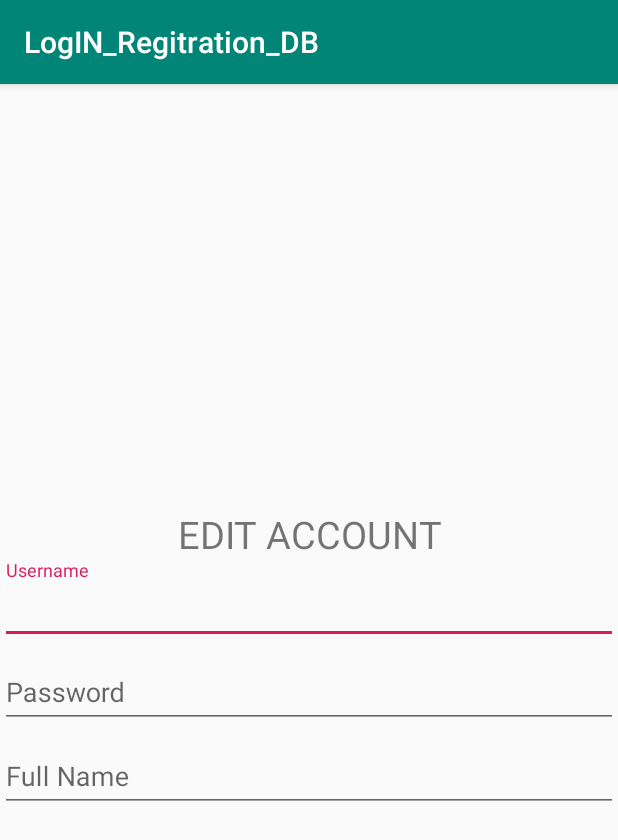
After one commit to bakanobaka/LogIN_Regitration_DB, an Android app: the EditUserActivity screen opened directly, with no data from a screen before it, on a phone screen of 412 x 824 dp. The commit adds this screen. Shown: the top 840 px of the screen. Run offline under Robolectric (Android 15) with nearby library versions, the phone set to English and light mode, and no system bars; 6 statements that could not run were skipped.

Commit message:
EDIT USER FAILED

```diff
--- a/app/src/main/AndroidManifest.xml
+++ b/app/src/main/AndroidManifest.xml
@@ -9,7 +9,8 @@
         android:roundIcon="@mipmap/ic_launcher_round"
         android:supportsRtl="true"
         android:theme="@style/AppTheme">
-        <activity android:name=".HomeActivity"></activity>
+        <activity android:name=".EditUserActivity"></activity>
+        <activity android:name=".HomeActivity" />
         <activity android:name=".Registration" />
         <activity android:name=".MainActivity">
             <intent-filter>
--- /dev/null
+++ b/app/src/main/java/mulawan/com/EditUserActivity.java
@@ -0,0 +1,94 @@
+package mulawan.com;
+
+import androidx.annotation.NonNull;
+import androidx.appcompat.app.AppCompatActivity;
+
+import android.content.Intent;
+import android.os.Bundle;
+import android.view.MenuItem;
+import android.widget.EditText;
+import android.widget.Toast;
+
+import java.util.ArrayList;
+import java.util.HashMap;
+
+public class EditUserActivity extends AppCompatActivity {
+
+    EditText etUsername, etPassword, etFullname;
+    String username, password, fullname;
+    int formsuccess, userid;
+
+    STIdb db;
+
+    ArrayList<HashMap<String, String>> selected_user;
+
+    @Override
+    protected void onCreate(Bundle savedInstanceState) {
+        super.onCreate(savedInstanceState);
+        setContentView(R.layout.activity_edit_user);
+
+        db = new STIdb(this);
+
+        etUsername = findViewById(R.id.etUsername);
+        etPassword = findViewById(R.id.etPassword);
+        etFullname = findViewById(R.id.etFullname);
+
+        Intent intent = getIntent();
+        userid = intent.getIntExtra(db.TBL_USER_ID, 0);
+
+        selected_user = db.getSelectedUserData(userid);
+
+        etUsername.setText(selected_user.get(0).get(db.TBL_USER_USERNAME));
+        etPassword.setText(selected_user.get(0).get(db.TBL_USER_PASSWORD));
+        etFullname.setText(selected_user.get(0).get(db.TBL_USER_FULLNAME));
+
+    }
+    @Override
+    public boolean onOptionsItemSelected(@NonNull MenuItem item) {
+        switch (item.getItemId()) {
+            case R.id.btnSave:
+                formsuccess = 3;
+                username = etUsername.getText().toString();
+                password = etPassword.getText().toString();
+                fullname = etFullname.getText().toString();
+
+                // validate username
+                if (username.equals("")) {
+                    etUsername.setError("This field is required");
+                    formsuccess--;
+                }
+
+                // validate password
+                if (password.equals("")) {
+                    etPassword.setError("This field is required");
+                    formsuccess--;
+                }
+
+                // validate fullname
+                if (fullname.equals("")) {
+                    etFullname.setError("This field is required");
+                    formsuccess--;
+                }
+
+                // validate success
+                if (formsuccess == 3) {
+                    HashMap<String, String> map_user = new HashMap();
+                    map_user.put(db.TBL_USER_USERNAME, username);
+                    map_user.put(db.TBL_USER_PASSWORD, password);
+                    map_user.put(db.TBL_USER_FULLNAME, fullname);
+                    userid = db.createUser(map_user);
+
+                    db.updateUser(map_user);
+                    Toast.makeText(this, "USER SUCCESSFULLY UPDATED", Toast.LENGTH_SHORT).show();
+                    this.finish();
+                }
+
+                break;
+            case R.id.btnCancel:
+                finish();
+                break;
+        }
+        return super.onOptionsItemSelected(item);
+
+    }
+}
--- /dev/null
+++ b/app/src/main/res/layout/activity_edit_user.xml
@@ -0,0 +1,63 @@
+<?xml version="1.0" encoding="utf-8"?>
+<ScrollView xmlns:android="http://schemas.android.com/apk/res/android"
+    xmlns:app="http://schemas.android.com/apk/res-auto"
+    xmlns:tools="http://schemas.android.com/tools"
+    android:layout_width="match_parent"
+    android:layout_height="match_parent"
+    tools:context=".EditUserActivity">
+
+    <LinearLayout
+        android:layout_width="match_parent"
+        android:layout_height="wrap_content"
+        android:orientation="vertical"
+        android:layout_gravity="center">
+
+        <TextView
+            android:layout_width="match_parent"
+            android:layout_height="wrap_content"
+            android:text="EDIT ACCOUNT"
+            android:gravity="center"
+            android:textSize="25dp"/>
+
+        //USERNAME
+        <com.google.android.material.textfield.TextInputLayout
+            android:layout_width="match_parent"
+            android:layout_height="wrap_content">
+
+            <androidx.appcompat.widget.AppCompatEditText
+                android:layout_width="match_parent"
+                android:layout_height="wrap_content"
+                android:hint="Username"
+                android:id="@+id/etUsername"/>
+
+        </com.google.android.material.textfield.TextInputLayout>
+
+        //PASSWORD
+        <com.google.android.material.textfield.TextInputLayout
+            android:layout_width="match_parent"
+            android:layout_height="wrap_content">
+
+            <androidx.appcompat.widget.AppCompatEditText
+                android:layout_width="match_parent"
+                android:layout_height="wrap_content"
+                android:hint="Password"
+                android:id="@+id/etPassword"/>
+
+        </com.google.android.material.textfield.TextInputLayout>
+
+        //FULLNAME
+        <com.google.android.material.textfield.TextInputLayout
+            android:layout_width="match_parent"
+            android:layout_height="wrap_content">
+
+            <androidx.appcompat.widget.AppCompatEditText
+                android:layout_width="match_parent"
+                android:layout_height="wrap_content"
+                android:hint="Full Name"
+                android:id="@+id/etFullname"/>
+
+        </com.google.android.material.textfield.TextInputLayout>
+
+    </LinearLayout>
+
+</ScrollView>
```
Also changed, not shown: app/src/main/java/mulawan/com/HomeActivity.java (+19 -4 lines), app/src/main/java/mulawan/com/STIdb.java (+30 -0 lines).
